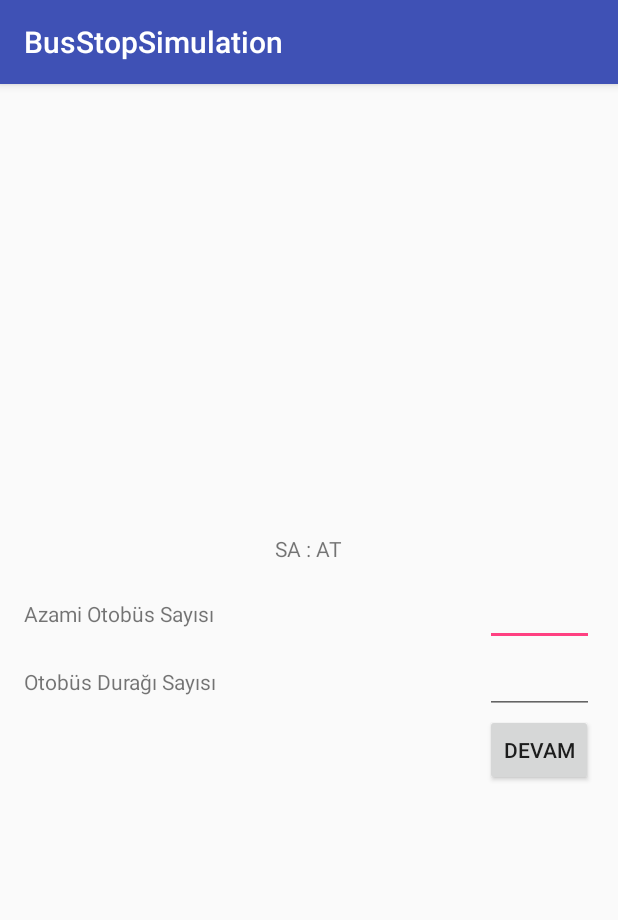
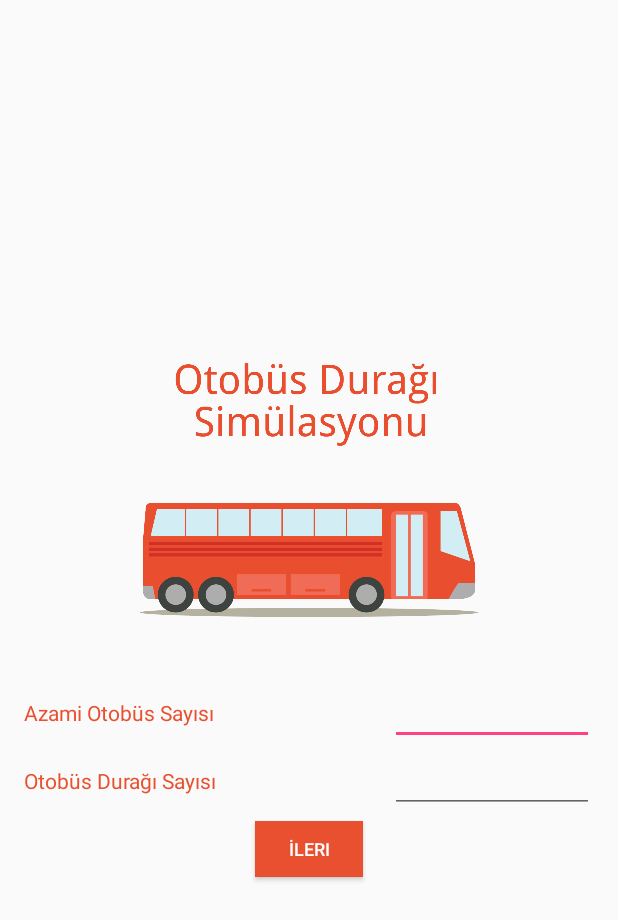
Before and after one commit to FatihBozik/BusStopSimulation, an Android app: the screen it shows after launch (MainActivity), on a phone screen of 412 x 824 dp. Shown: the top 920 px of the screen. Run offline under Robolectric (Android 15) with nearby library versions, the phone set to English and light mode, and no system bars.

Commit message:
Başlangıç ekranı arayüzü tasarlandı

```diff
--- a/app/src/main/AndroidManifest.xml
+++ b/app/src/main/AndroidManifest.xml
@@ -15,6 +15,7 @@
                 <category android:name="android.intent.category.LAUNCHER" />
             </intent-filter>
         </activity>
+        <activity android:name=".StopActivity"></activity>
     </application>
 
 </manifest>
--- a/app/src/main/res/layout/activity_main.xml
+++ b/app/src/main/res/layout/activity_main.xml
@@ -1,29 +1,29 @@
 <?xml version="1.0" encoding="utf-8"?>
-<TableLayout xmlns:android="http://schemas.android.com/apk/res/android"
+<LinearLayout xmlns:android="http://schemas.android.com/apk/res/android"
     xmlns:tools="http://schemas.android.com/tools"
     android:layout_width="match_parent"
     android:layout_height="match_parent"
     android:gravity="center"
+    android:orientation="vertical"
     android:paddingBottom="@dimen/activity_vertical_margin"
     android:paddingLeft="@dimen/activity_horizontal_margin"
     android:paddingRight="@dimen/activity_horizontal_margin"
     android:paddingTop="@dimen/activity_vertical_margin"
-    android:stretchColumns="1, 3"
+    android:stretchColumns="1"
     tools:context="com.fatihbozik.busstopsimulation.MainActivity">
 
-    <LinearLayout
-        android:layout_width="wrap_content"
+    <ImageView
+        android:layout_width="225dp"
+        android:layout_height="172dp"
+        android:layout_marginBottom="20dp"
+        android:contentDescription="@string/max_bus_count"
+        android:scaleType="fitXY"
+        android:src="@drawable/background_main" />
+
+    <TableLayout
+        android:layout_width="match_parent"
         android:layout_height="wrap_content"
-        android:gravity="center_horizontal"
-        android:orientation="vertical"
-        android:paddingBottom="10dp">
-
-        <TextView
-            android:layout_width="wrap_content"
-            android:layout_height="wrap_content"
-            android:text="@string/imaginary_time"
-            android:layout_gravity="center_horizontal" />
-    </LinearLayout>
+        android:layout_marginTop="20dp">
 
         <TableRow
             android:layout_width="match_parent"
@@ -34,13 +34,14 @@
                 android:layout_height="wrap_content"
                 android:layout_column="0"
                 android:layout_weight="0.5"
-            android:text="@string/max_bus_count" />
+                android:text="@string/max_bus_count"
+                android:textColor="@color/colorMain" />
 
             <EditText
                 android:id="@+id/txt_maxBusCount"
                 android:layout_width="wrap_content"
                 android:layout_height="wrap_content"
-            android:layout_column="2"
+                android:layout_column="1"
                 android:layout_weight="0.5"
                 android:inputType="number"
                 android:maxLength="1" />
@@ -55,29 +56,27 @@
                 android:layout_height="wrap_content"
                 android:layout_column="0"
                 android:layout_weight="0.5"
-            android:text="@string/bus_stop_count" />
+                android:text="@string/bus_stop_count"
+                android:textColor="@color/colorMain" />
 
             <EditText
                 android:id="@+id/txt_busStopCount"
                 android:layout_width="wrap_content"
                 android:layout_height="wrap_content"
-            android:layout_column="2"
+                android:layout_column="1"
                 android:layout_weight="0.5"
                 android:inputType="number"
                 android:maxLength="2" />
         </TableRow>
-
-    <TableRow
-        android:layout_width="match_parent"
-        android:layout_height="match_parent">
+    </TableLayout>
 
     <Button
-            android:id="@+id/button_continue"
-            style="?android:attr/buttonStyleSmall"
-            android:layout_width="wrap_content"
-            android:layout_height="wrap_content"
-            android:layout_column="2"
-            android:text="@string/button_continue" />
-    </TableRow>
-
-</TableLayout>
+        android:id="@+id/button_next"
+        android:layout_width="72dp"
+        android:layout_height="37dp"
+        android:layout_marginTop="5dp"
+        android:background="@color/colorMain"
+        android:text="@string/button_next"
+        android:textColor="#ffffff"
+        android:textSize="12sp" />
+</LinearLayout>
--- a/app/src/main/res/values/colors.xml
+++ b/app/src/main/res/values/colors.xml
@@ -3,4 +3,5 @@
     <color name="colorPrimary">#3F51B5</color>
     <color name="colorPrimaryDark">#303F9F</color>
     <color name="colorAccent">#FF4081</color>
+    <color name="colorMain">#E95030</color>
 </resources>
--- a/app/src/main/res/values/strings.xml
+++ b/app/src/main/res/values/strings.xml
@@ -1,7 +1,8 @@
 <resources>
-    <string name="app_name">BusStopSimulation</string>
+    <string name="app_name">Otobüs Durağı Simulasyonu</string>
     <string name="max_bus_count">Azami Otobüs Sayısı</string>
     <string name="bus_stop_count">Otobüs Durağı Sayısı</string>
-    <string name="button_continue">Devam</string>
+    <string name="button_next">İleri</string>
     <string name="imaginary_time">SA : AT</string>
+    <string name="background_main">Otobüs Durağı Simülasyonu</string>
 </resources>
--- a/app/src/main/res/values/styles.xml
+++ b/app/src/main/res/values/styles.xml
@@ -1,7 +1,7 @@
 <resources>
 
     <!-- Base application theme. -->
-    <style name="AppTheme" parent="Theme.AppCompat.Light.DarkActionBar">
+    <style name="AppTheme" parent="Theme.AppCompat.Light.NoActionBar">
         <!-- Customize your theme here. -->
         <item name="colorPrimary">@color/colorPrimary</item>
         <item name="colorPrimaryDark">@color/colorPrimaryDark</item>
```
Also changed, not shown: app/src/main/java/com/fatihbozik/busstopsimulation/MainActivity.java (+9 -3 lines), app/src/main/java/com/fatihbozik/busstopsimulation/StopActivity.java (added, +13 -0 lines), app/src/main/res/layout/activity_stop.xml (added, +19 -0 lines), app/src/main/res/drawable/background_main.png (added), app/src/main/res/mipmap-hdpi/ic_launcher.png, app/src/main/res/mipmap-mdpi/ic_launcher.png (deleted), app/src/main/res/mipmap-xhdpi/ic_launcher.png (deleted), app/src/main/res/mipmap-xxhdpi/ic_launcher.png (deleted), app/src/main/res/mipmap-xxxhdpi/ic_launcher.png (deleted). Lines whose indentation alone changed are shown as unchanged.
